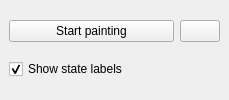
Qt form tools/ltsgraph-qt/glwidget.ui (mCRL2org/mCRL2) before a commit.
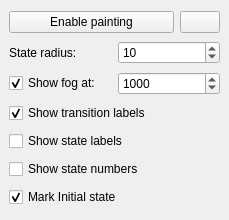
The same form after that commit.

Diff of the .ui file:
```diff
--- a/tools/ltsgraph-qt/glwidget.ui
+++ b/tools/ltsgraph-qt/glwidget.ui
@@ -7,7 +7,7 @@
     <x>0</x>
     <y>0</y>
     <width>229</width>
-    <height>100</height>
+    <height>220</height>
    </rect>
   </property>
   <property name="font">
@@ -35,7 +35,7 @@
       <item>
        <widget class="QPushButton" name="btnPaint">
         <property name="text">
-         <string>Start painting</string>
+         <string>Enable painting</string>
         </property>
         <property name="checkable">
          <bool>true</bool>
@@ -60,10 +60,88 @@
       </item>
      </layout>
     </item>
+    <item>
+     <layout class="QHBoxLayout" name="horizontalLayout_2">
+      <item>
+       <widget class="QLabel" name="labelRadius">
+        <property name="text">
+         <string>State radius:</string>
+        </property>
+       </widget>
+      </item>
+      <item>
+       <widget class="QSpinBox" name="spinRadius">
+        <property name="minimum">
+         <number>1</number>
+        </property>
+        <property name="maximum">
+         <number>50</number>
+        </property>
+        <property name="value">
+         <number>10</number>
+        </property>
+       </widget>
+      </item>
+     </layout>
+    </item>
+    <item>
+     <layout class="QHBoxLayout" name="horizontalLayout_3">
+      <item>
+       <widget class="QCheckBox" name="cbFog">
+        <property name="text">
+         <string>Show fog at:</string>
+        </property>
+        <property name="checked">
+         <bool>true</bool>
+        </property>
+       </widget>
+      </item>
+      <item>
+       <widget class="QSpinBox" name="spinFog">
+        <property name="maximum">
+         <number>10000</number>
+        </property>
+        <property name="singleStep">
+         <number>100</number>
+        </property>
+        <property name="value">
+         <number>1000</number>
+        </property>
+       </widget>
+      </item>
+     </layout>
+    </item>
+    <item>
+     <widget class="QCheckBox" name="cbTransitionLabels">
+      <property name="text">
+       <string>Show transition labels</string>
+      </property>
+      <property name="checked">
+       <bool>true</bool>
+      </property>
+     </widget>
+    </item>
     <item>
      <widget class="QCheckBox" name="cbStateLabels">
       <property name="text">
        <string>Show state labels</string>
+      </property>
+      <property name="checked">
+       <bool>false</bool>
+      </property>
+     </widget>
+    </item>
+    <item>
+     <widget class="QCheckBox" name="cbStateNumbers">
+      <property name="text">
+       <string>Show state numbers</string>
+      </property>
+     </widget>
+    </item>
+    <item>
+     <widget class="QCheckBox" name="cbInitial">
+      <property name="text">
+       <string>Mark Initial state</string>
       </property>
       <property name="checked">
        <bool>true</bool>
```
